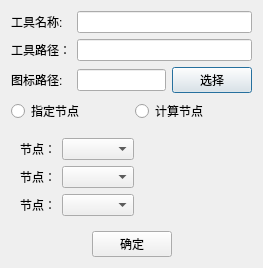
First picture: the form in digitalIntegration/AddToolInfoDialog.ui, repository jiaqingguo/DI, before the edit.
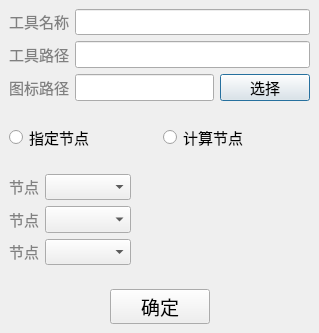
Second picture: the form after the edit.

Commit message: 登录、修改密码、注册、新增工具、新增工具标签页、一键加载ui界面

The edit to the form file:
```diff
--- a/digitalIntegration/AddToolInfoDialog.ui
+++ b/digitalIntegration/AddToolInfoDialog.ui
@@ -6,40 +6,66 @@
    <rect>
     <x>0</x>
     <y>0</y>
-    <width>263</width>
-    <height>248</height>
+    <width>319</width>
+    <height>333</height>
    </rect>
   </property>
   <property name="windowTitle">
    <string>增加工具信息</string>
   </property>
   <layout class="QVBoxLayout" name="verticalLayout">
+   <property name="leftMargin">
+    <number>0</number>
+   </property>
+   <property name="topMargin">
+    <number>0</number>
+   </property>
+   <property name="rightMargin">
+    <number>0</number>
+   </property>
+   <property name="bottomMargin">
+    <number>0</number>
+   </property>
    <item>
     <layout class="QGridLayout" name="gridLayout_2">
-     <item row="0" column="0">
-      <widget class="QLabel" name="label_2">
-       <property name="text">
-        <string>工具名称:</string>
-       </property>
-      </widget>
-     </item>
-     <item row="0" column="1" colspan="2">
-      <widget class="QLineEdit" name="lineEditToolName"/>
-     </item>
-     <item row="1" column="0">
-      <widget class="QLabel" name="label">
-       <property name="text">
-        <string>工具路径：</string>
-       </property>
-      </widget>
-     </item>
+     <property name="leftMargin">
+      <number>9</number>
+     </property>
+     <property name="topMargin">
+      <number>9</number>
+     </property>
+     <property name="rightMargin">
+      <number>9</number>
+     </property>
+     <property name="bottomMargin">
+      <number>9</number>
+     </property>
      <item row="1" column="1" colspan="2">
-      <widget class="QLineEdit" name="lineEditToolPath"/>
+      <widget class="QLineEdit" name="lineEditToolPath">
+       <property name="minimumSize">
+        <size>
+         <width>0</width>
+         <height>25</height>
+        </size>
+       </property>
+       <property name="font">
+        <font>
+         <family>黑体</family>
+         <pointsize>11</pointsize>
+        </font>
+       </property>
+      </widget>
      </item>
      <item row="2" column="0">
       <widget class="QLabel" name="label_4">
+       <property name="font">
+        <font>
+         <family>黑体</family>
+         <pointsize>11</pointsize>
+        </font>
+       </property>
        <property name="text">
-        <string>图标路径:</string>
+        <string>&lt;html&gt;&lt;head/&gt;&lt;body&gt;&lt;p&gt;&lt;span style=&quot; color:#808080;&quot;&gt;图标路径&lt;/span&gt;&lt;/p&gt;&lt;/body&gt;&lt;/html&gt;</string>
        </property>
       </widget>
      </item>
@@ -48,17 +74,111 @@
      </item>
      <item row="2" column="2">
       <widget class="QPushButton" name="btnChooseImage">
+       <property name="minimumSize">
+        <size>
+         <width>90</width>
+         <height>25</height>
+        </size>
+       </property>
+       <property name="font">
+        <font>
+         <family>黑体</family>
+         <pointsize>11</pointsize>
+        </font>
+       </property>
        <property name="text">
         <string>选择</string>
        </property>
       </widget>
      </item>
+     <item row="0" column="0">
+      <widget class="QLabel" name="label_2">
+       <property name="font">
+        <font>
+         <family>黑体</family>
+         <pointsize>11</pointsize>
+        </font>
+       </property>
+       <property name="text">
+        <string>&lt;html&gt;&lt;head/&gt;&lt;body&gt;&lt;p&gt;&lt;span style=&quot; color:#808080;&quot;&gt;工具名称&lt;/span&gt;&lt;/p&gt;&lt;/body&gt;&lt;/html&gt;</string>
+       </property>
+      </widget>
+     </item>
+     <item row="2" column="1">
+      <widget class="QLineEdit" name="lineEdit">
+       <property name="minimumSize">
+        <size>
+         <width>0</width>
+         <height>25</height>
+        </size>
+       </property>
+       <property name="font">
+        <font>
+         <family>黑体</family>
+         <pointsize>11</pointsize>
+        </font>
+       </property>
+      </widget>
+     </item>
+     <item row="1" column="0">
+      <widget class="QLabel" name="label">
+       <property name="font">
+        <font>
+         <family>黑体</family>
+         <pointsize>11</pointsize>
+        </font>
+       </property>
+       <property name="text">
+        <string>&lt;html&gt;&lt;head/&gt;&lt;body&gt;&lt;p&gt;&lt;span style=&quot; font-size:11pt; color:#808080;&quot;&gt;工具路径&lt;/span&gt;&lt;/p&gt;&lt;/body&gt;&lt;/html&gt;</string>
+       </property>
+      </widget>
+     </item>
+     <item row="0" column="1" colspan="2">
+      <widget class="QLineEdit" name="lineEditToolName">
+       <property name="minimumSize">
+        <size>
+         <width>0</width>
+         <height>25</height>
+        </size>
+       </property>
+       <property name="font">
+        <font>
+         <family>黑体</family>
+         <pointsize>11</pointsize>
+        </font>
+       </property>
+      </widget>
+     </item>
     </layout>
    </item>
    <item>
     <layout class="QHBoxLayout" name="horizontalLayout_3">
+     <property name="leftMargin">
+      <number>9</number>
+     </property>
+     <property name="topMargin">
+      <number>9</number>
+     </property>
+     <property name="rightMargin">
+      <number>9</number>
+     </property>
+     <property name="bottomMargin">
+      <number>9</number>
+     </property>
      <item>
       <widget class="QRadioButton" name="accelerateRadioButton">
+       <property name="minimumSize">
+        <size>
+         <width>0</width>
+         <height>25</height>
+        </size>
+       </property>
+       <property name="font">
+        <font>
+         <family>黑体</family>
+         <pointsize>11</pointsize>
+        </font>
+       </property>
        <property name="text">
         <string>指定节点</string>
        </property>
@@ -66,6 +186,18 @@
      </item>
      <item>
       <widget class="QRadioButton" name="nodeRadioButton">
+       <property name="minimumSize">
+        <size>
+         <width>0</width>
+         <height>25</height>
+        </size>
+       </property>
+       <property name="font">
+        <font>
+         <family>黑体</family>
+         <pointsize>11</pointsize>
+        </font>
+       </property>
        <property name="text">
         <string>计算节点</string>
        </property>
@@ -78,13 +210,32 @@
      <layout class="QGridLayout" name="gridLayout">
       <item row="0" column="0">
        <widget class="QLabel" name="label4">
+        <property name="font">
+         <font>
+          <family>黑体</family>
+          <pointsize>11</pointsize>
+         </font>
+        </property>
         <property name="text">
-         <string>节点：</string>
+         <string>&lt;html&gt;&lt;head/&gt;&lt;body&gt;&lt;p&gt;&lt;span style=&quot; color:#808080;&quot;&gt;节点&lt;/span&gt;&lt;/p&gt;&lt;/body&gt;&lt;/html&gt;</string>
         </property>
        </widget>
       </item>
       <item row="0" column="1">
-       <widget class="QComboBox" name="IpcomboBox1"/>
+       <widget class="QComboBox" name="IpcomboBox1">
+        <property name="minimumSize">
+         <size>
+          <width>75</width>
+          <height>25</height>
+         </size>
+        </property>
+        <property name="font">
+         <font>
+          <family>黑体</family>
+          <pointsize>11</pointsize>
+         </font>
+        </property>
+       </widget>
       </item>
       <item row="0" column="2">
        <spacer name="horizontalSpacer">
@@ -101,13 +252,32 @@
       </item>
       <item row="1" column="0">
        <widget class="QLabel" name="label5">
+        <property name="font">
+         <font>
+          <family>黑体</family>
+          <pointsize>11</pointsize>
+         </font>
+        </property>
         <property name="text">
-         <string>节点：</string>
+         <string>&lt;html&gt;&lt;head/&gt;&lt;body&gt;&lt;p&gt;&lt;span style=&quot; color:#808080;&quot;&gt;节点&lt;/span&gt;&lt;/p&gt;&lt;/body&gt;&lt;/html&gt;</string>
         </property>
        </widget>
       </item>
       <item row="1" column="1">
-       <widget class="QComboBox" name="IpcomboBox2"/>
+       <widget class="QComboBox" name="IpcomboBox2">
+        <property name="minimumSize">
+         <size>
+          <width>75</width>
+          <height>25</height>
+         </size>
+        </property>
+        <property name="font">
+         <font>
+          <family>黑体</family>
+          <pointsize>11</pointsize>
+         </font>
+        </property>
+       </widget>
       </item>
       <item row="1" column="2">
        <spacer name="horizontalSpacer_4">
@@ -124,13 +294,32 @@
       </item>
       <item row="2" column="0">
        <widget class="QLabel" name="label6">
+        <property name="font">
+         <font>
+          <family>黑体</family>
+          <pointsize>11</pointsize>
+         </font>
+        </property>
         <property name="text">
-         <string>节点：</string>
+         <string>&lt;html&gt;&lt;head/&gt;&lt;body&gt;&lt;p&gt;&lt;span style=&quot; color:#808080;&quot;&gt;节点&lt;/span&gt;&lt;/p&gt;&lt;/body&gt;&lt;/html&gt;</string>
         </property>
        </widget>
       </item>
       <item row="2" column="1">
-       <widget class="QComboBox" name="IpcomboBox3"/>
+       <widget class="QComboBox" name="IpcomboBox3">
+        <property name="minimumSize">
+         <size>
+          <width>75</width>
+          <height>25</height>
+         </size>
+        </property>
+        <property name="font">
+         <font>
+          <family>黑体</family>
+          <pointsize>11</pointsize>
+         </font>
+        </property>
+       </widget>
       </item>
       <item row="2" column="2">
        <spacer name="horizontalSpacer_5">
@@ -165,8 +354,32 @@
      </item>
      <item>
       <layout class="QHBoxLayout" name="horizontalLayout">
+       <property name="leftMargin">
+        <number>9</number>
+       </property>
+       <property name="topMargin">
+        <number>9</number>
+       </property>
+       <property name="rightMargin">
+        <number>9</number>
+       </property>
+       <property name="bottomMargin">
+        <number>9</number>
+       </property>
        <item>
         <widget class="QPushButton" name="btnOK">
+         <property name="minimumSize">
+          <size>
+           <width>100</width>
+           <height>35</height>
+          </size>
+         </property>
+         <property name="font">
+          <font>
+           <family>黑体</family>
+           <pointsize>14</pointsize>
+          </font>
+         </property>
          <property name="text">
           <string>确定</string>
          </property>
```
Left out of the diff: 3 changed lines with no effect on the pictures. The commit also changes 23 other files.
